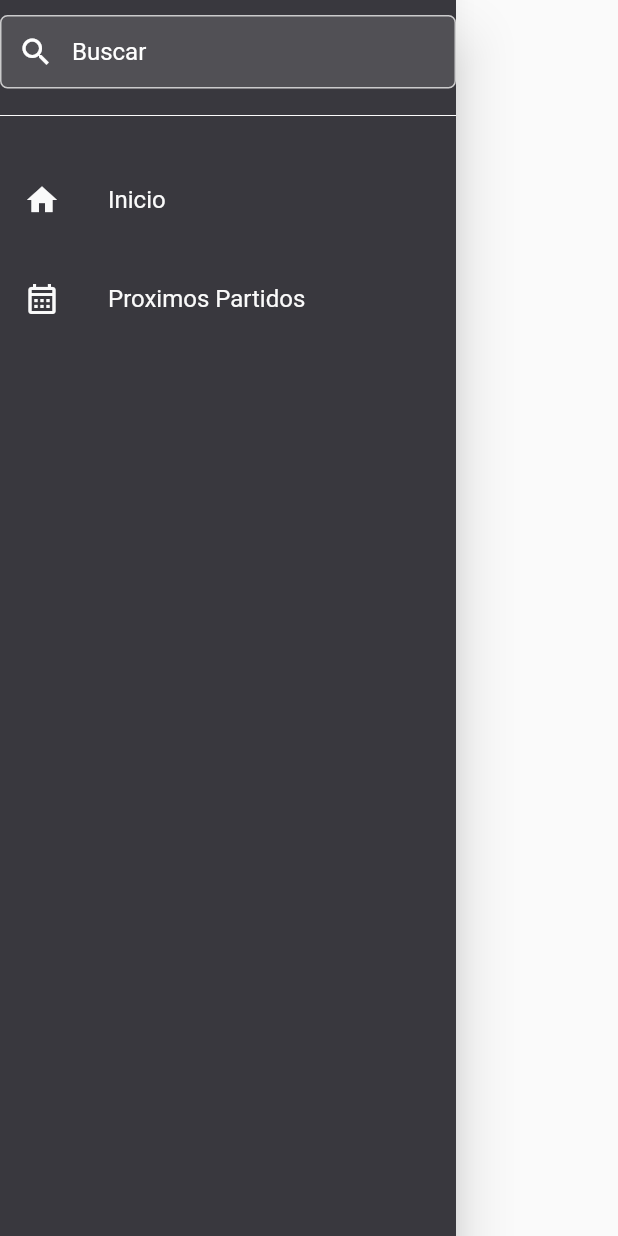
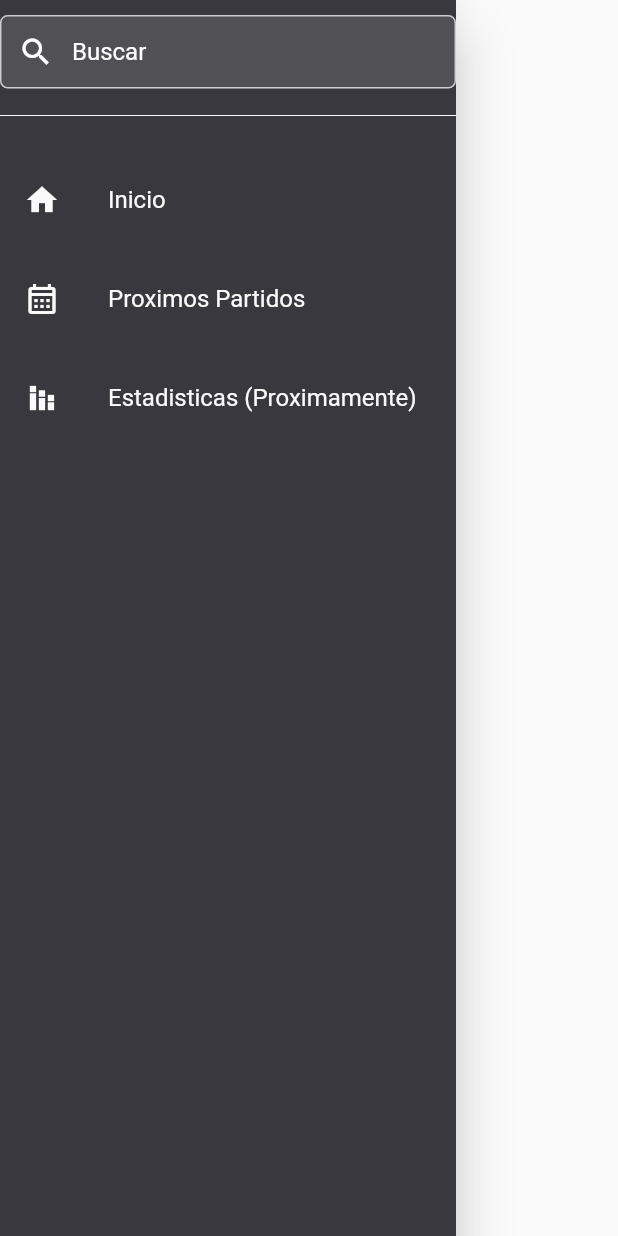
Before and after one commit to DamatoG/app_flutter_final_lab4, a Flutter app: the NavigationDrawerWidget widget shown alone on an empty page, opened directly, on a phone screen of 412 x 824 dp. Run offline on Flutter 3.47's test engine with Material 2 defaults, Android fonts, the phone set to English and light mode, and no system bars; network calls fail.

Commit message:
modificaciones drawer

```diff
--- a/lib/widget/drawer_widget.dart
+++ b/lib/widget/drawer_widget.dart
@@ -28,6 +28,11 @@ class NavigationDrawerWidget extends StatelessWidget {
           buildMenuItem(
             text: "Proximos Partidos",
             icon: Icons.calendar_month_outlined,
+          ),
+          const SizedBox(height: 10),
+          buildMenuItem(
+            text: "Estadisticas (Proximamente)",
+            icon: Icons.stacked_bar_chart_sharp,
           )
         ],
       ),
```
